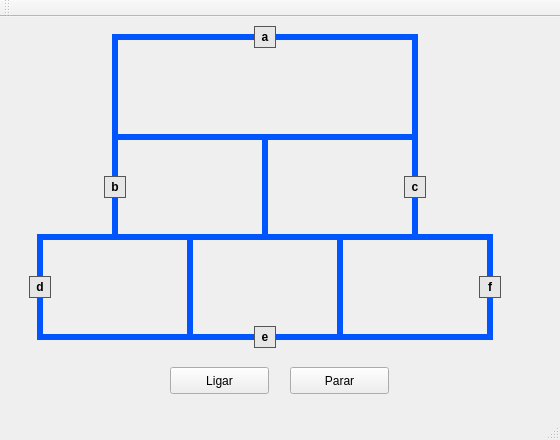
CesarCyber321/projeto_trem_SO, file Codigo_fonte/mainwindow.ui: the form before one commit.
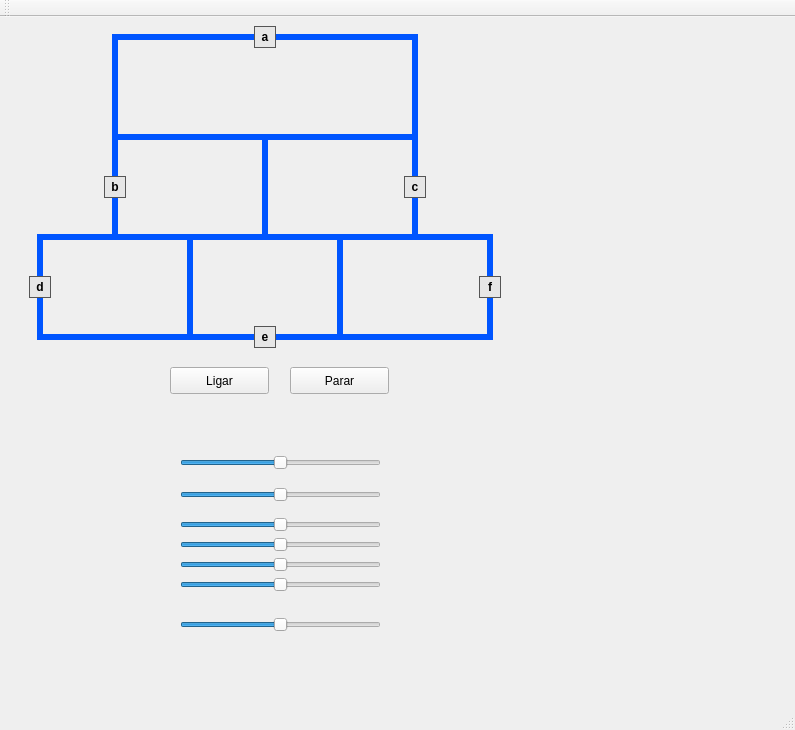
The form after the commit.

Commit message: adiciona controle de velocidade individual e mestre

What changed in the file:
```diff
--- a/Codigo_fonte/mainwindow.ui
+++ b/Codigo_fonte/mainwindow.ui
@@ -6,8 +6,8 @@
    <rect>
     <x>0</x>
     <y>0</y>
-    <width>560</width>
-    <height>440</height>
+    <width>795</width>
+    <height>730</height>
    </rect>
   </property>
   <property name="windowTitle">
@@ -364,25 +364,142 @@
      <string>Parar</string>
     </property>
    </widget>
-   <zorder>label_trilho_topo</zorder>
-   <zorder>label_trilho_meio</zorder>
-   <zorder>label_trilho_base_meio</zorder>
-   <zorder>label_trilho_base</zorder>
-   <zorder>label_trilho_esq_topo</zorder>
-   <zorder>label_trilho_dir_topo</zorder>
-   <zorder>label_trilho_div_meio</zorder>
-   <zorder>label_trilho_b1</zorder>
-   <zorder>label_trilho_b2</zorder>
-   <zorder>label_trilho_b3</zorder>
-   <zorder>label_trilho_b4</zorder>
-   <zorder>label_trem1</zorder>
-   <zorder>label_trem2</zorder>
-   <zorder>label_trem3</zorder>
-   <zorder>label_trem4</zorder>
-   <zorder>label_trem5</zorder>
-   <zorder>label_trem6</zorder>
-   <zorder>pushButton</zorder>
-   <zorder>pushButton_2</zorder>
+   <widget class="QSlider" name="slider_trem1">
+    <property name="geometry">
+     <rect>
+      <x>180</x>
+      <y>436</y>
+      <width>201</width>
+      <height>20</height>
+     </rect>
+    </property>
+    <property name="styleSheet">
+     <string notr="true"/>
+    </property>
+    <property name="maximum">
+     <number>200</number>
+    </property>
+    <property name="value">
+     <number>100</number>
+    </property>
+    <property name="orientation">
+     <enum>Qt::Orientation::Horizontal</enum>
+    </property>
+   </widget>
+   <widget class="QSlider" name="slider_trem2">
+    <property name="geometry">
+     <rect>
+      <x>180</x>
+      <y>470</y>
+      <width>201</width>
+      <height>16</height>
+     </rect>
+    </property>
+    <property name="maximum">
+     <number>200</number>
+    </property>
+    <property name="value">
+     <number>100</number>
+    </property>
+    <property name="orientation">
+     <enum>Qt::Orientation::Horizontal</enum>
+    </property>
+   </widget>
+   <widget class="QSlider" name="slider_trem3">
+    <property name="geometry">
+     <rect>
+      <x>180</x>
+      <y>500</y>
+      <width>201</width>
+      <height>16</height>
+     </rect>
+    </property>
+    <property name="maximum">
+     <number>200</number>
+    </property>
+    <property name="value">
+     <number>100</number>
+    </property>
+    <property name="orientation">
+     <enum>Qt::Orientation::Horizontal</enum>
+    </property>
+   </widget>
+   <widget class="QSlider" name="slider_trem4">
+    <property name="geometry">
+     <rect>
+      <x>180</x>
+      <y>520</y>
+      <width>201</width>
+      <height>16</height>
+     </rect>
+    </property>
+    <property name="maximum">
+     <number>200</number>
+    </property>
+    <property name="value">
+     <number>100</number>
+    </property>
+    <property name="orientation">
+     <enum>Qt::Orientation::Horizontal</enum>
+    </property>
+   </widget>
+   <widget class="QSlider" name="slider_trem5">
+    <property name="geometry">
+     <rect>
+      <x>180</x>
+      <y>540</y>
+      <width>201</width>
+      <height>16</height>
+     </rect>
+    </property>
+    <property name="maximum">
+     <number>200</number>
+    </property>
+    <property name="value">
+     <number>100</number>
+    </property>
+    <property name="orientation">
+     <enum>Qt::Orientation::Horizontal</enum>
+    </property>
+   </widget>
+   <widget class="QSlider" name="slider_trem6">
+    <property name="geometry">
+     <rect>
+      <x>180</x>
+      <y>560</y>
+      <width>201</width>
+      <height>16</height>
+     </rect>
+    </property>
+    <property name="maximum">
+     <number>200</number>
+    </property>
+    <property name="value">
+     <number>100</number>
+    </property>
+    <property name="orientation">
+     <enum>Qt::Orientation::Horizontal</enum>
+    </property>
+   </widget>
+   <widget class="QSlider" name="slider_mestre">
+    <property name="geometry">
+     <rect>
+      <x>180</x>
+      <y>600</y>
+      <width>201</width>
+      <height>16</height>
+     </rect>
+    </property>
+    <property name="maximum">
+     <number>200</number>
+    </property>
+    <property name="value">
+     <number>100</number>
+    </property>
+    <property name="orientation">
+     <enum>Qt::Orientation::Horizontal</enum>
+    </property>
+   </widget>
   </widget>
   <widget class="QMenuBar" name="menuBar">
    <property name="geometry">
```
Left out of the diff: 107 changed lines with no effect on the pictures. The commit also changes 5 other files.
